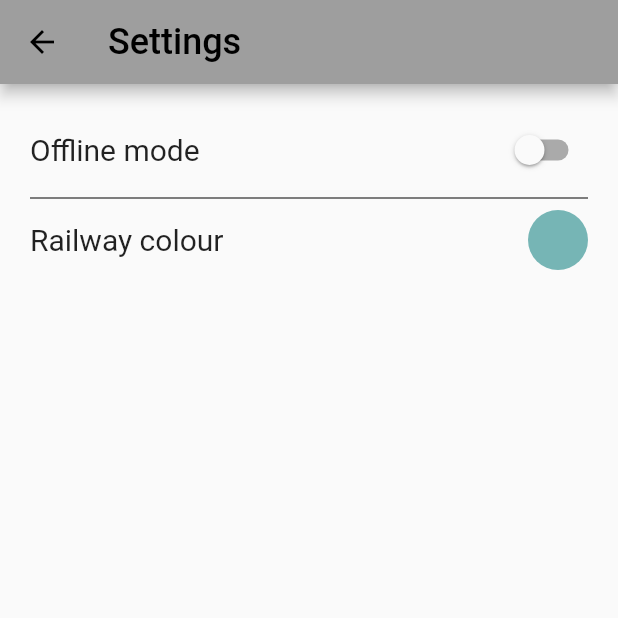
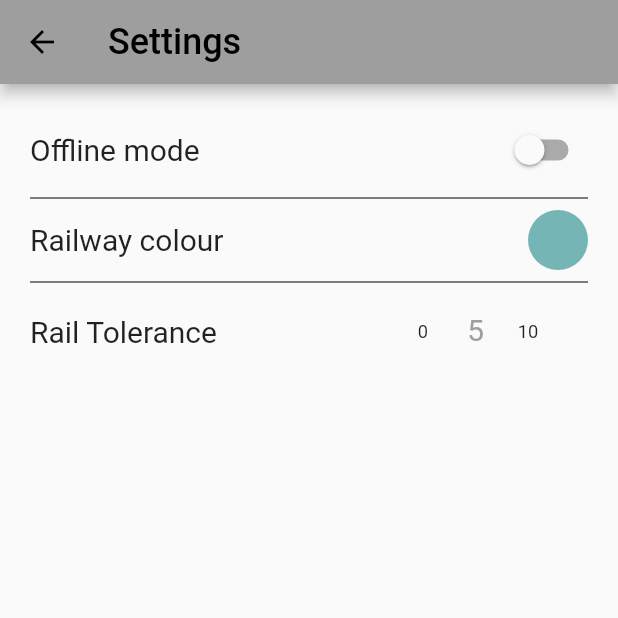
Before and after one commit to tommasopeduzzi/railway_explorer, a Flutter app: the Settings screen opened directly, on a phone screen of 412 x 824 dp, the top half of it. Run offline on Flutter 3.47's test engine with Material 2 defaults, Android fonts, the phone set to English and light mode, and no system bars; drawn by our look-alikes of numberpicker; our stand-ins replace flutter_colorpicker, flutter_map, geolocator, latlong2, shared_preferences, tuple; missing offline and left inert: background_location, flutter_map_location_marker; accounts and stored records are empty.

Commit message:
Added Rail Tolerance Setting

```diff
--- a/lib/settings.dart
+++ b/lib/settings.dart
@@ -1,6 +1,7 @@
 import 'package:flutter/material.dart';
 import 'package:shared_preferences/shared_preferences.dart';
 import 'package:flutter_colorpicker/flutter_colorpicker.dart';
+import 'package:numberpicker/numberpicker.dart';
 
 class Settings extends StatefulWidget {
   @override
@@ -9,6 +10,7 @@ class Settings extends StatefulWidget {
 
 // Create state
 class _SettingsState extends State<Settings> {
+  int railTolerance = 5;
   bool offlineMode = false;
   Color railColour = Color.fromARGB(255, 76, 175, 175);
 
@@ -16,6 +18,7 @@ class _SettingsState extends State<Settings> {
     SharedPreferences prefs = await SharedPreferences.getInstance();
     prefs.setBool('offlineMode', offlineMode);
     prefs.setInt('railColour', railColour.value);
+    prefs.setInt('tolerance', railTolerance);
   }
 
   void loadSettings() async {
@@ -23,6 +26,7 @@ class _SettingsState extends State<Settings> {
     setState(() {
       offlineMode = prefs.getBool('offlineMode') ?? false;
       railColour = Color(prefs.getInt('railColour') ?? 0xFF76B5B5);
+      railTolerance = prefs.getInt('tolerance') ?? 5;
     });
   }
 
@@ -91,7 +95,7 @@ class _SettingsState extends State<Settings> {
                                     ),
                                   ),
                                   actions: <Widget>[
-                                    FlatButton(
+                                    TextButton(
                                       child: Text('Close'),
                                       onPressed: () {
                                         Navigator.of(context).pop();
@@ -106,6 +110,36 @@ class _SettingsState extends State<Settings> {
                   ],
                 )
               ],
+            ),
+            Divider(
+              color: Colors.black,
+            ),
+            Row(
+              mainAxisAlignment: MainAxisAlignment.spaceBetween,
+              children: [
+                Text('Rail Tolerance', style: TextStyle(fontSize: 20)),
+                SizedBox(
+                    width: 150,
+                    child: Center(
+                        child: Transform.scale(
+                            scale: 0.7,
+                            child: NumberPicker(
+                                haptics: true,
+                                minValue: 0,
+                                maxValue: 5000,
+                                itemWidth: 50,
+                                step: 5,
+                                value: railTolerance,
+                                axis: Axis.horizontal,
+                                onChanged: (railTolerance) {
+                                  setState(
+                                    () {
+                                      this.railTolerance = railTolerance;
+                                    },
+                                  );
+                                  storeSettings();
+                                }))))
+              ],
             )
           ],
         ),
--- a/pubspec.yaml
+++ b/pubspec.yaml
@@ -27,6 +27,7 @@ environment:
 # the latest version available on pub.dev. To see which dependencies have newer
 # versions available, run `flutter pub outdated`.
 dependencies:
+  numberpicker: ^2.1.1
   flutter_colorpicker: ^1.0.3
   shared_preferences: ^2.0.15
   http: any
```
Also changed, not shown: lib/api.dart (+10 -2 lines).
